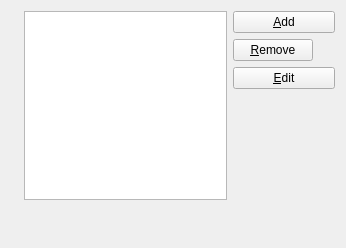
Old version of the form applets/kdeobservatory/src/ui/kdeobservatoryconfigprojects.ui in the repository KDE/kdeplasma-addons.
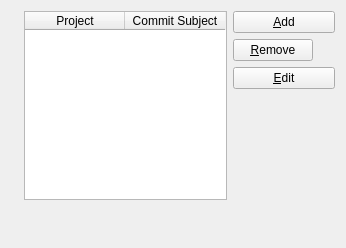
New version of the form. Icons and pictures are not drawn. Custom widgets are drawn as their Qt base class.

Commit message: Reverting to QTableWidget, projects configuration ok.

```diff
--- a/applets/kdeobservatory/src/ui/kdeobservatoryconfigprojects.ui
+++ b/applets/kdeobservatory/src/ui/kdeobservatoryconfigprojects.ui
@@ -35,7 +35,7 @@
      <item>
       <layout class="QVBoxLayout" name="verticalLayout_3">
        <item>
-        <widget class="QTableView" name="projects">
+        <widget class="QTableWidget" name="projects">
          <property name="alternatingRowColors">
           <bool>true</bool>
          </property>
@@ -45,6 +45,22 @@
          <property name="selectionBehavior">
           <enum>QAbstractItemView::SelectRows</enum>
          </property>
+         <attribute name="verticalHeaderVisible">
+          <bool>false</bool>
+         </attribute>
+         <attribute name="verticalHeaderVisible">
+          <bool>false</bool>
+         </attribute>
+         <column>
+          <property name="text">
+           <string>Project</string>
+          </property>
+         </column>
+         <column>
+          <property name="text">
+           <string>Commit Subject</string>
+          </property>
+         </column>
         </widget>
        </item>
        <item>
```
The commit also changes 6 other files.
